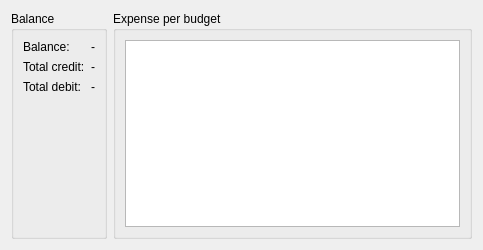
The window that picsou/ui/widgets/operationstatistics.ui (koromodako/picsou) describes before a commit, drawn with Qt 5.
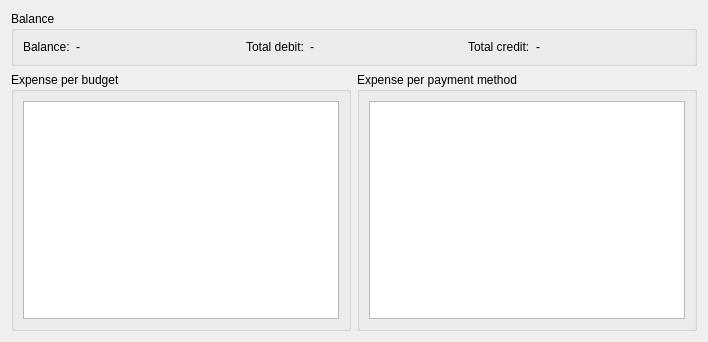
The same window after the commit.

Diff of the .ui file:
```diff
--- a/picsou/ui/widgets/operationstatistics.ui
+++ b/picsou/ui/widgets/operationstatistics.ui
@@ -6,56 +6,60 @@
    <rect>
     <x>0</x>
     <y>0</y>
-    <width>483</width>
-    <height>250</height>
+    <width>708</width>
+    <height>342</height>
    </rect>
   </property>
   <property name="windowTitle">
    <string>Operations Statistics</string>
   </property>
-  <layout class="QHBoxLayout" name="horizontalLayout">
+  <layout class="QVBoxLayout" name="verticalLayout_3">
    <item>
     <widget class="QGroupBox" name="balance_box">
      <property name="title">
       <string>Balance</string>
      </property>
-     <layout class="QFormLayout" name="formLayout">
-      <item row="0" column="0">
+     <layout class="QHBoxLayout" name="horizontalLayout_4">
+      <item>
+       <layout class="QHBoxLayout" name="horizontalLayout">
+        <item>
        <widget class="QLabel" name="balance_lab">
+          <property name="sizePolicy">
+           <sizepolicy hsizetype="Maximum" vsizetype="Preferred">
+            <horstretch>0</horstretch>
+            <verstretch>0</verstretch>
+           </sizepolicy>
+          </property>
         <property name="text">
          <string>Balance:</string>
         </property>
        </widget>
       </item>
-      <item row="0" column="1">
+        <item>
        <widget class="QLabel" name="balance_val">
         <property name="text">
          <string>-</string>
         </property>
        </widget>
       </item>
-      <item row="1" column="0">
-       <widget class="QLabel" name="total_credit_lab">
-        <property name="text">
-         <string>Total credit:</string>
-        </property>
-       </widget>
+       </layout>
       </item>
-      <item row="1" column="1">
-       <widget class="QLabel" name="total_credit_val">
-        <property name="text">
-         <string>-</string>
-        </property>
-       </widget>
-      </item>
-      <item row="2" column="0">
+      <item>
+       <layout class="QHBoxLayout" name="horizontalLayout_3">
+        <item>
        <widget class="QLabel" name="total_debit_lab">
+          <property name="sizePolicy">
+           <sizepolicy hsizetype="Maximum" vsizetype="Preferred">
+            <horstretch>0</horstretch>
+            <verstretch>0</verstretch>
+           </sizepolicy>
+          </property>
         <property name="text">
          <string>Total debit:</string>
         </property>
        </widget>
       </item>
-      <item row="2" column="1">
+        <item>
        <widget class="QLabel" name="total_debit_val">
         <property name="text">
          <string>-</string>
@@ -63,8 +67,36 @@
        </widget>
       </item>
      </layout>
-    </widget>
-   </item>
+      </item>
+      <item>
+       <layout class="QHBoxLayout" name="horizontalLayout_2">
+        <item>
+         <widget class="QLabel" name="total_credit_lab">
+          <property name="sizePolicy">
+           <sizepolicy hsizetype="Maximum" vsizetype="Preferred">
+            <horstretch>0</horstretch>
+            <verstretch>0</verstretch>
+           </sizepolicy>
+          </property>
+          <property name="text">
+           <string>Total credit:</string>
+          </property>
+         </widget>
+        </item>
+        <item>
+         <widget class="QLabel" name="total_credit_val">
+          <property name="text">
+           <string>-</string>
+          </property>
+         </widget>
+        </item>
+       </layout>
+      </item>
+     </layout>
+    </widget>
+   </item>
+   <item>
+    <layout class="QHBoxLayout" name="horizontalLayout_5">
    <item>
     <widget class="QGroupBox" name="expense_per_budget_box">
      <property name="title">
@@ -72,7 +104,7 @@
      </property>
      <layout class="QVBoxLayout" name="verticalLayout">
       <item>
-       <widget class="QTableWidget" name="expense_per_budget_table">
+         <widget class="QTableWidget" name="expense_per_budget">
         <property name="editTriggers">
          <set>QAbstractItemView::NoEditTriggers</set>
         </property>
@@ -98,6 +130,42 @@
       </item>
      </layout>
     </widget>
+     </item>
+     <item>
+      <widget class="QGroupBox" name="expense_per_pm_box">
+       <property name="title">
+        <string>Expense per payment method</string>
+       </property>
+       <layout class="QVBoxLayout" name="verticalLayout_2">
+        <item>
+         <widget class="QTableWidget" name="expense_per_pm">
+          <property name="editTriggers">
+           <set>QAbstractItemView::NoEditTriggers</set>
+          </property>
+          <property name="alternatingRowColors">
+           <bool>true</bool>
+          </property>
+          <property name="selectionMode">
+           <enum>QAbstractItemView::SingleSelection</enum>
+          </property>
+          <property name="selectionBehavior">
+           <enum>QAbstractItemView::SelectRows</enum>
+          </property>
+          <property name="sortingEnabled">
+           <bool>false</bool>
+          </property>
+          <attribute name="horizontalHeaderVisible">
+           <bool>true</bool>
+          </attribute>
+          <attribute name="verticalHeaderVisible">
+           <bool>false</bool>
+          </attribute>
+         </widget>
+        </item>
+       </layout>
+      </widget>
+     </item>
+    </layout>
    </item>
   </layout>
  </widget>
```
Lines whose indentation alone changed are shown as unchanged.
